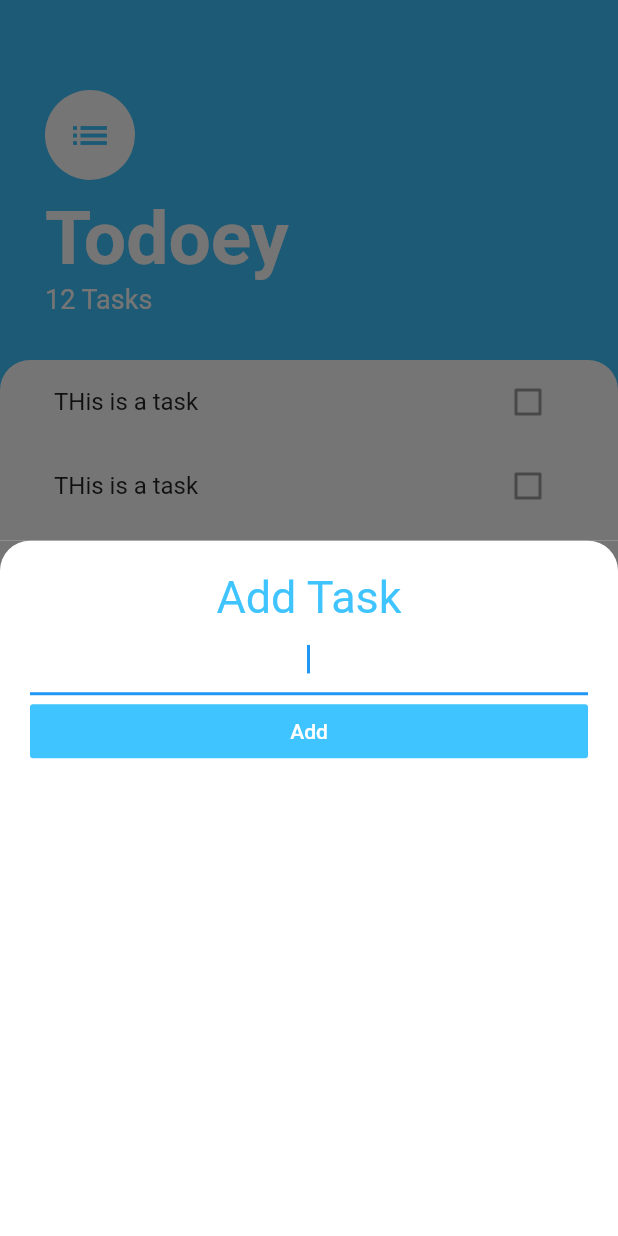
After one commit to JijoBose/Todoey, a Flutter app: the screen it shows after launch, after a tap on the "add" icon, on a phone screen of 412 x 824 dp. The commit adds this screen. Run offline on Flutter 3.47's test engine with Material 2 defaults, Android fonts, the phone set to English and light mode, and no system bars.

Commit message:
Add tasks popup

```diff
--- /dev/null
+++ b/lib/screens/add_task_screen.dart
@@ -0,0 +1,49 @@
+import 'package:flutter/material.dart';
+
+class AddTaskScreen extends StatelessWidget {
+  @override
+  Widget build(BuildContext context) {
+    return Container(
+      color: Color(0xff757575),
+      child: Container(
+        padding: EdgeInsets.all(20.0),
+        decoration: BoxDecoration(
+          color: Colors.white,
+          borderRadius: BorderRadius.only(
+            topLeft: Radius.circular(20.0),
+            topRight: Radius.circular(20.0),
+          ),
+        ),
+        child: Column(
+          crossAxisAlignment: CrossAxisAlignment.stretch,
+          children: <Widget>[
+            Text(
+              'Add Task',
+              textAlign: TextAlign.center,
+              style: TextStyle(
+                fontSize: 30.0,
+                color: Colors.lightBlueAccent,
+              ),
+            ),
+            TextField(
+              autofocus: true,
+              textAlign: TextAlign.center,
+            ),
+            FlatButton(
+              child: Text(
+                'Add',
+                style: TextStyle(
+                  color: Colors.white,
+                ),
+              ),
+              color: Colors.lightBlueAccent,
+              onPressed: () {
+                /// Add our tasks
+              },
+            ),
+          ]
+        ),
+      ),
+    );
+  }
+}
--- a/lib/screens/tasks_screen.dart
+++ b/lib/screens/tasks_screen.dart
@@ -1,13 +1,18 @@
 import 'package:flutter/material.dart';
 import 'package:todoey/widgets/tasks_list.dart';
+import 'package:todoey/screens/add_task_screen.dart';
 
 class TasksScreen extends StatelessWidget {
+
   @override
   Widget build(BuildContext context) {
     return Scaffold(
       backgroundColor: Colors.lightBlueAccent,
       floatingActionButton: FloatingActionButton(
-        onPressed: null,
+        onPressed: () {
+          showModalBottomSheet(
+            context: context, builder: (context) => AddTaskScreen());
+        },
         backgroundColor: Colors.lightBlueAccent,
         child: Icon(Icons.add),
       ),
```
